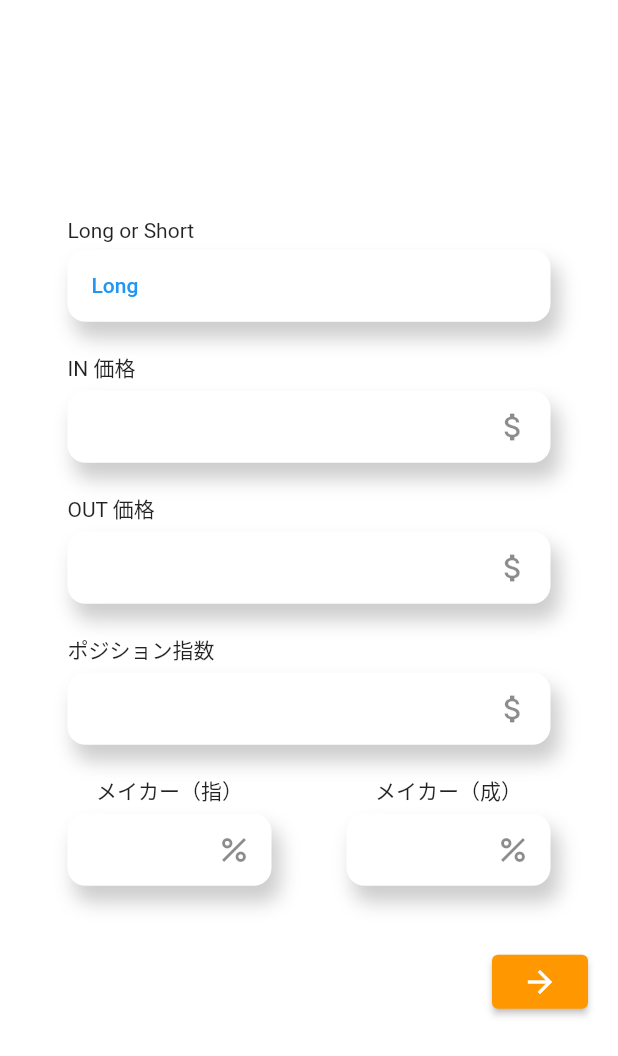
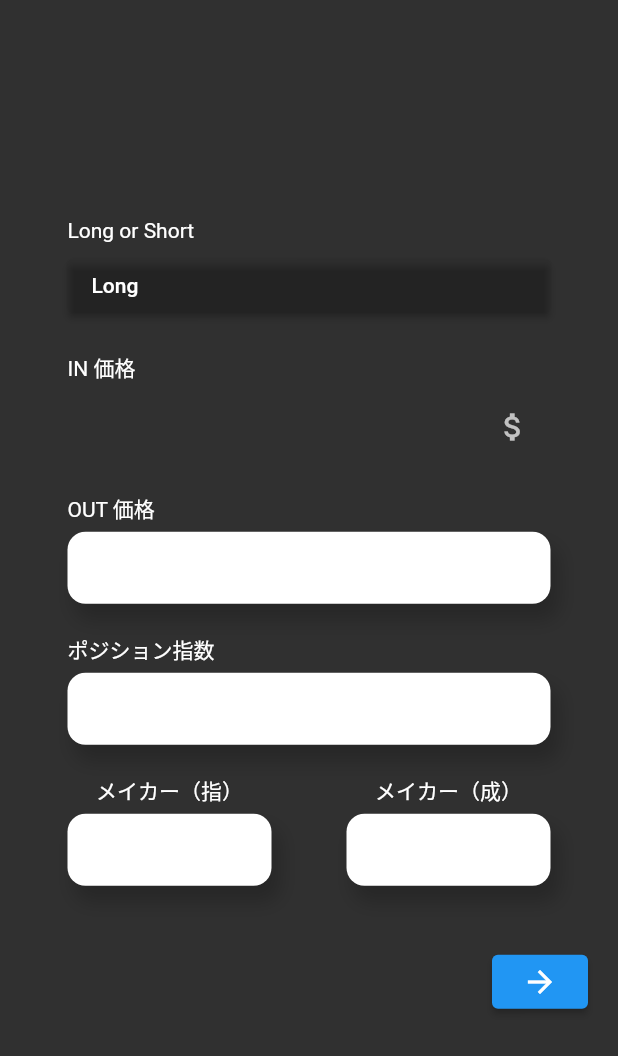
Before and after one commit to yuto-osawa6/yochan_app, a Flutter app: the screen it shows after launch, on a phone screen of 412 x 824 dp. Shown: the top 1056 px of the screen. Run offline on Flutter 3.47's test engine with Material 2 defaults, Android fonts, the phone set to English and light mode, and no system bars; our stand-ins replace dio, flutter_hooks, flutter_riverpod, freezed_annotation, hooks_riverpod; missing offline and left inert: dart:ffi.

Commit message:
theme model

```diff
--- a/lib/main.dart
+++ b/lib/main.dart
@@ -1,6 +1,7 @@
 import 'package:flutter/material.dart';
 import 'package:hooks_riverpod/hooks_riverpod.dart';
 import 'package:yochan/model/task.dart';
+import 'package:yochan/theme/youchan_theme.dart';
 import 'package:yochan/ui/page/home/home.dart';
 import 'package:yochan/view_model/task_view_model.dart';
 import 'package:yochan/youchan.dart';
@@ -8,13 +9,13 @@ import 'package:yochan/youchan.dart';
 
 
 void main() {
-  runApp(const ProviderScope(child: MyApp()));
+  runApp(ProviderScope(child: MyApp()));
 }
 
-class MyApp extends StatelessWidget {
-  const MyApp({Key? key}) : super(key: key);
+class MyApp extends HookConsumerWidget {
+  // const MyApp({Key? key}) : super(key: key);
   @override
-  Widget build(BuildContext context) {
+  Widget build(BuildContext context, WidgetRef ref) {
     return MaterialApp(
       debugShowCheckedModeBanner: false,
       title: 'Flutter MVVM',
@@ -24,14 +25,7 @@ class MyApp extends StatelessWidget {
       // ),
       // theme: ThemeData.light(),
       darkTheme: ThemeData.dark(),
-      theme: ThemeData.from(
-        colorScheme:ColorScheme.light(
-          primary:Colors.red,
-          // surface:Color.fromARGB(255, 176, 57, 48),
-          // background:Colors.red,
-          ),
-        // textTheme: 何かしらのTextTheme,
-      ),
+      theme: ThemeData.dark(),
       home: YouChanWidget(),
     );
   }
--- a/lib/youchan.dart
+++ b/lib/youchan.dart
@@ -50,15 +50,15 @@ class YouChanWidget extends HookConsumerWidget {
                     Container(
                         width: double.infinity,
                         decoration: BoxDecoration(
-                          color: Colors.white,
+                          // color: Colors.white,
                           borderRadius: BorderRadius.circular(12),
                           boxShadow: [
-                            BoxShadow(
-                              color: Color.fromARGB(50, 0, 0, 0), //色
-                              spreadRadius: 1,
-                              blurRadius: 10,
-                              offset: Offset(5, 10),
-                            ),
+                            // BoxShadow(
+                            //   color: Color.fromARGB(50, 0, 0, 0), //色
+                            //   spreadRadius: 1,
+                            //   blurRadius: 10,
+                            //   offset: Offset(5, 10),
+                            // ),
                           ],
                         ),
                         child: Padding(
@@ -67,8 +67,8 @@ class YouChanWidget extends HookConsumerWidget {
                               child: Text("${_YouchanState.ls}"),
                               style: ElevatedButton.styleFrom(
                                 primary: Colors.transparent,
-                                elevation: 0,
-                                onPrimary: Colors.blue,
+                                // elevation: 0,
+                                // onPrimary: Colors.blue,
                                 alignment: Alignment.centerLeft,
                               ),
                               onPressed: () {
@@ -99,15 +99,15 @@ class YouChanWidget extends HookConsumerWidget {
                     ),
                     Container(
                         decoration: BoxDecoration(
-                          color: Colors.white,
+                          // color: Colors.white,
                           borderRadius: BorderRadius.circular(12),
                           boxShadow: [
-                            BoxShadow(
-                              color: Color.fromARGB(50, 0, 0, 0), //色
-                              spreadRadius: 1,
-                              blurRadius: 10,
-                              offset: Offset(5, 10),
-                            ),
+                            // BoxShadow(
+                            //   color: Color.fromARGB(50, 0, 0, 0), //色
+                            //   spreadRadius: 1,
+                            //   blurRadius: 10,
+                            //   offset: Offset(5, 10),
+                            // ),
                           ],
                         ),
                         child: Padding(
@@ -403,8 +403,8 @@ class YouChanWidget extends HookConsumerWidget {
               child: ElevatedButton(
                 child: Icon(Icons.arrow_forward),
                 style: ElevatedButton.styleFrom(
-                  primary: Colors.orange,
-                  onPrimary: Colors.white,
+                  // primary: Colors.orange,
+                  // onPrimary: Colors.white,
                 ),
                 onPressed: () async{
                   await YouchanCalculate(context, ref);
```
Also changed, not shown: lib/model/theme.dart (added, +19 -0 lines), lib/theme/youchan_theme.dart (added, +12 -0 lines), lib/view_model/theme_viewmodel.dart (added, +31 -0 lines), lib/model/theme.freezed.dart (added).
